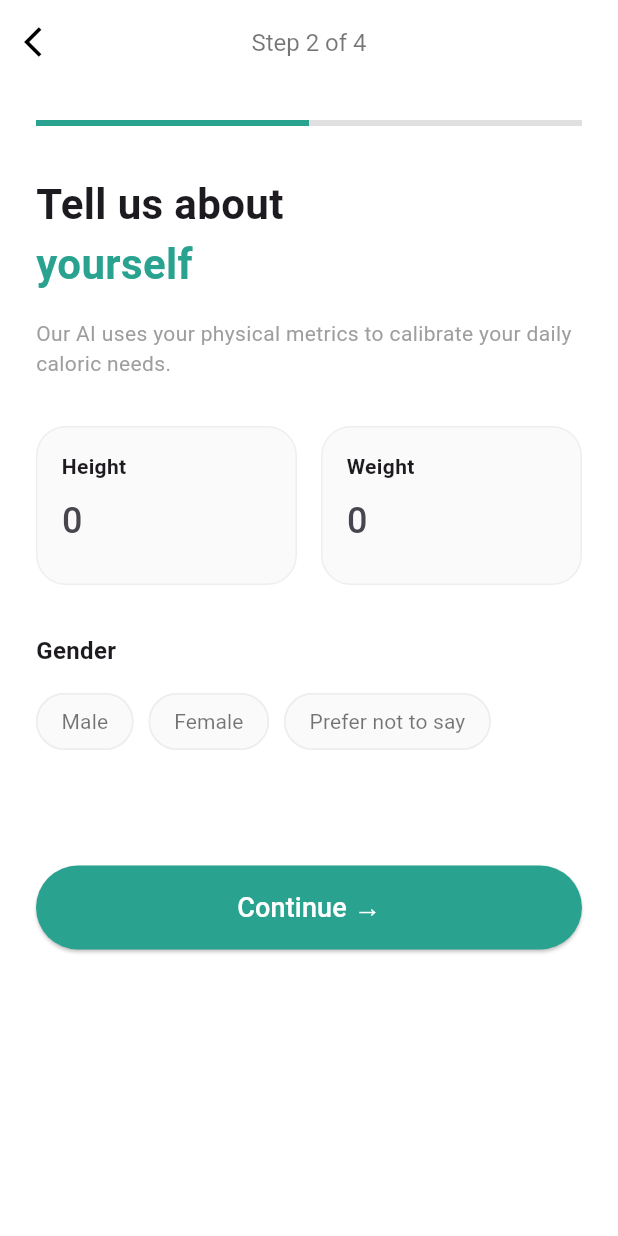
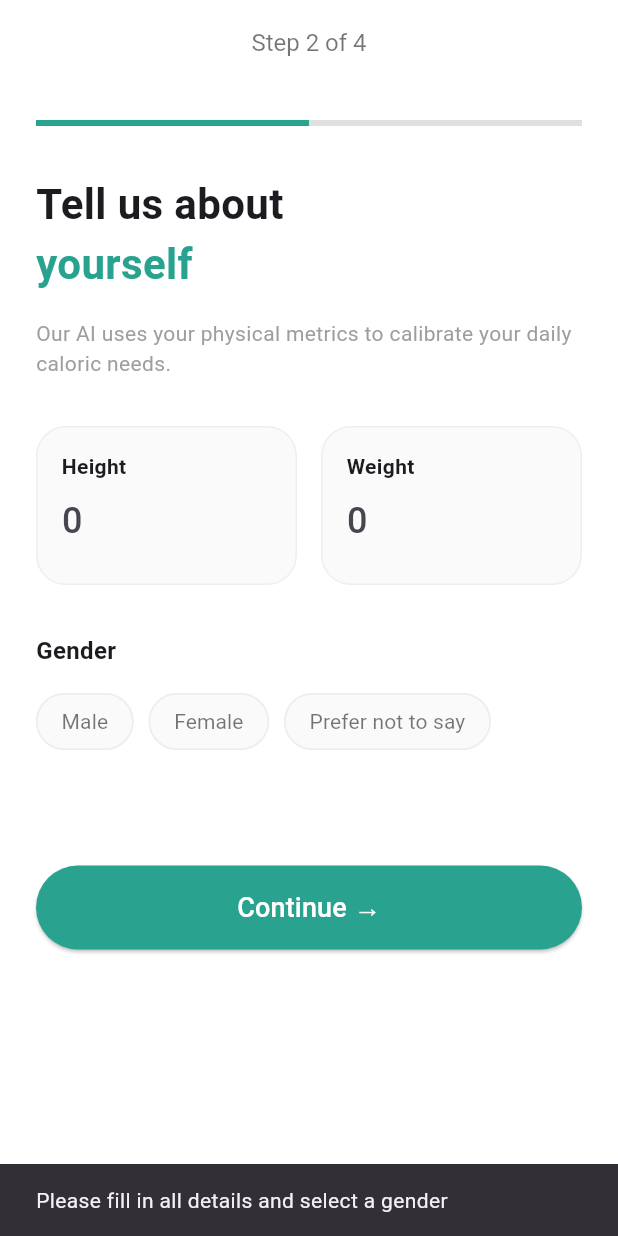
Before and after one commit to AadarshM07/Nutrio, a Flutter app: the Survey screen opened directly, after a tap on "Continue →", on a phone screen of 412 x 824 dp. Run offline on Flutter 3.47's test engine with Material 3 defaults, Android fonts, the phone set to English and light mode, and no system bars; our stand-ins replace permission_handler, shared_preferences; missing offline and left inert: mobile_scanner; accounts and stored records are empty.

Commit message:
feat: made UI changes

```diff
--- a/frontend/lib/pages/survey/survey.dart
+++ b/frontend/lib/pages/survey/survey.dart
@@ -1,4 +1,5 @@
 import 'package:flutter/material.dart';
+import 'survey2.dart';
 
 void main() {
   runApp(const MaterialApp(
@@ -58,7 +59,6 @@ class _SurveyState extends State<Survey> {
     return Scaffold(
       backgroundColor: Colors.white,
       appBar: AppBar(
-        leading: const Icon(Icons.arrow_back_ios, color: Colors.black),
         title: const Text("Step 2 of 4", style: TextStyle(color: Colors.black54, fontSize: 16)),
         centerTitle: true,
         backgroundColor: Colors.white,
@@ -86,8 +86,6 @@ class _SurveyState extends State<Survey> {
             ),
 
             const SizedBox(height: 32),
-
-            // Gender Selection Section
             const Text("Gender", style: TextStyle(fontWeight: FontWeight.bold, fontSize: 16)),
             const SizedBox(height: 12),
             Wrap(
@@ -128,7 +126,21 @@ class _SurveyState extends State<Survey> {
               width: double.infinity,
               height: 56,
               child: ElevatedButton(
-                onPressed: _calculateBMI,
+                onPressed: () {
+                  _calculateBMI();
+                  if (_bmi != null && _selectedGender.isNotEmpty) {
+                  Navigator.push(
+                  context,
+                  MaterialPageRoute(
+                  builder: (context) => const Survey2(),
+                  ),
+                );
+                } else {
+                  ScaffoldMessenger.of(context).showSnackBar(
+                  const SnackBar(content: Text("Please fill in all details and select a gender")),
+                );
+                }
+              },
                 style: ElevatedButton.styleFrom(
                   backgroundColor: const Color(0xFF29A38F),
                   shape: RoundedRectangleBorder(borderRadius: BorderRadius.circular(30)),
--- a/frontend/lib/pages/survey/survey2.dart
+++ b/frontend/lib/pages/survey/survey2.dart
@@ -1,5 +1,5 @@
 import 'package:flutter/material.dart';
-import 'survey3.dart'; // Ensure this file exists for navigation
+import 'survey3.dart';
 
 void main() {
   runApp(const MaterialApp(
```
Also changed, not shown: frontend/lib/pages/dashboard/profile/profile.dart (+7 -0 lines).
